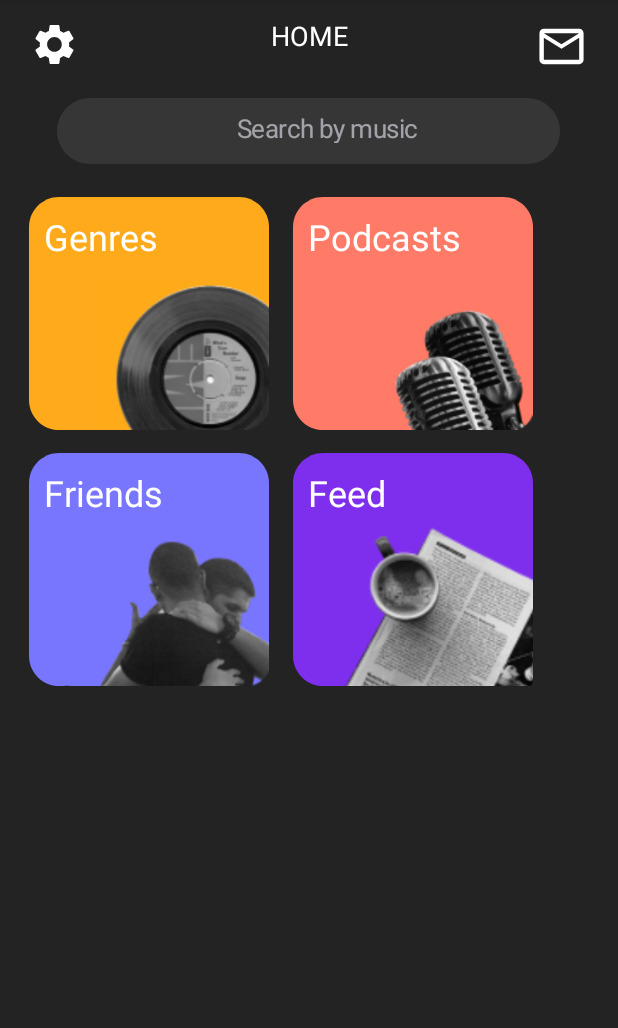
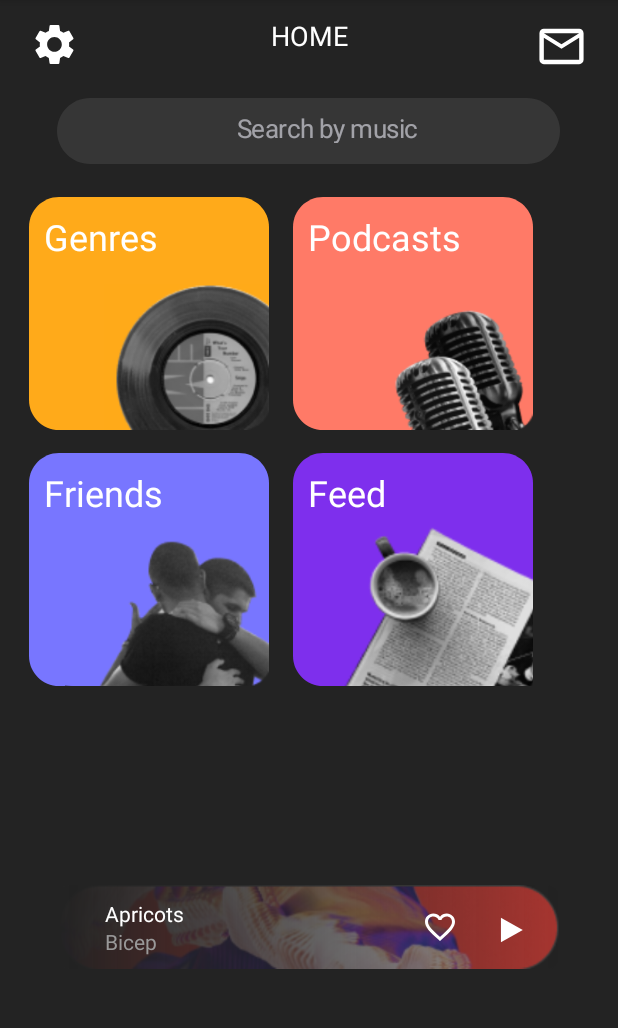
Before and after one commit to wisnuwicaksn/Tugas1, an Android app: the screen it shows after launch (MainActivity), on a phone screen of 412 x 824 dp, the part 84-1112 px from its top. Run offline under Robolectric (Android 15) with nearby library versions, the phone set to English and light mode, and no system bars.

Commit message:
play bar

```diff
--- /dev/null
+++ b/app/src/main/res/drawable/fa.xml
@@ -0,0 +1,60 @@
+<?xml version="1.0" encoding="utf-8"?>
+<vector
+    xmlns:android="http://schemas.android.com/apk/res/android"
+    xmlns:aapt="http://schemas.android.com/aapt"
+    android:width="335dp"
+    android:height="56dp"
+    android:viewportWidth="335"
+    android:viewportHeight="56"
+    >
+
+    <group>
+
+        <clip-path
+            android:pathData="M8 0H327C331.418 0 335 3.58172 335 8V48C335 52.4183 331.418 56 327 56H8C3.58172 56 0 52.4183 0 48V8C0 3.58172 3.58172 0 8 0Z"
+            />
+
+        <group
+            android:translateX="0"
+            android:translateY="-19.143"
+            android:pivotX="167.5"
+            android:pivotY="28"
+            android:scaleX="2"
+            android:scaleY="78.572"
+            >
+
+            <path
+                android:pathData="M0 0V56H335V0"
+                >
+
+                <aapt:attr name="android:fillColor">
+
+                    <gradient
+                        android:type="linear"
+                        android:startX="83.75"
+                        android:startY="28"
+                        android:endX="251.25"
+                        android:endY="28"
+                        >
+
+                        <item
+                            android:color="#232323"
+                            android:offset="0"
+                            />
+
+                        <item
+                            android:color="#66232323"
+                            android:offset="1"
+                            />
+
+                    </gradient>
+
+                </aapt:attr>
+
+            </path>
+
+        </group>
+
+    </group>
+
+</vector>
--- /dev/null
+++ b/app/src/main/res/drawable/love.xml
@@ -0,0 +1,9 @@
+<vector android:height="24dp"
+    android:tint="#FFFFFF"
+    android:viewportHeight="24"
+    android:viewportWidth="24"
+    android:width="24dp"
+    xmlns:android="http://schemas.android.com/apk/res/android">
+    <path android:fillColor="@android:color/white"
+        android:pathData="M16.5,3c-1.74,0 -3.41,0.81 -4.5,2.09C10.91,3.81 9.24,3 7.5,3 4.42,3 2,5.42 2,8.5c0,3.78 3.4,6.86 8.55,11.54L12,21.35l1.45,-1.32C18.6,15.36 22,12.28 22,8.5 22,5.42 19.58,3 16.5,3zM12.1,18.55l-0.1,0.1 -0.1,-0.1C7.14,14.24 4,11.39 4,8.5 4,6.5 5.5,5 7.5,5c1.54,0 3.04,0.99 3.57,2.36h1.87C13.46,5.99 14.96,5 16.5,5c2,0 3.5,1.5 3.5,3.5 0,2.89 -3.14,5.74 -7.9,10.05z"/>
+</vector>
--- /dev/null
+++ b/app/src/main/res/drawable/play_bar.xml
@@ -0,0 +1,30 @@
+<?xml version="1.0" encoding="utf-8"?>
+<vector
+    xmlns:android="http://schemas.android.com/apk/res/android"
+    xmlns:aapt="http://schemas.android.com/aapt"
+    android:width="335dp"
+    android:height="56dp"
+    android:viewportWidth="335"
+    android:viewportHeight="56"
+    >
+
+    <group>
+
+        <clip-path
+            android:pathData="M28 0H307C322.464 0 335 12.536 335 28C335 43.464 322.464 56 307 56H28C12.536 56 0 43.464 0 28C0 12.536 12.536 0 28 0Z"
+            />
+
+        <path
+            android:pathData="M0 0V56H335V0"
+            android:fillColor="#757575"
+            />
+
+        <path
+            android:pathData="M28 0H307C322.464 0 335 12.536 335 28C335 43.464 322.464 56 307 56H28C12.536 56 0 43.464 0 28C0 12.536 12.536 0 28 0Z"
+            android:strokeWidth="2"
+            android:strokeColor="#FFFFFF"
+            />
+
+    </group>
+
+</vector>
--- /dev/null
+++ b/app/src/main/res/drawable/viplay.xml
@@ -0,0 +1,13 @@
+<vector
+    android:tint="#FFFFFF"
+    android:width="16.6dp"
+    android:height="20.6dp"
+    android:viewportWidth="19.6"
+    android:viewportHeight="20.6"
+    xmlns:android="http://schemas.android.com/apk/res/android">
+    <path
+        android:fillColor="@android:color/white"
+        android:pathData="M8,5v14l11,-7z"/>
+
+
+</vector>
--- a/app/src/main/res/layout/activity_main.xml
+++ b/app/src/main/res/layout/activity_main.xml
@@ -192,4 +192,86 @@
 
     </RelativeLayout>
 
+    <RelativeLayout
+        android:id="@+id/play_bar"
+        android:layout_width="335dp"
+        android:layout_height="56dp"
+        android:layout_centerHorizontal="true"
+        android:layout_alignParentTop="true"
+        android:layout_marginTop="590dp"
+        android:background="@drawable/play_bar">
+
+        <View
+            android:id="@+id/bgbg"
+            android:layout_width="match_parent"
+            android:layout_height="match_parent"
+            android:backgroundTintMode="multiply"
+            android:background="@drawable/bgk"/>
+
+        <View
+            android:id="@+id/play_now"
+            android:layout_width="match_parent"
+            android:layout_height="match_parent"
+            android:background="@drawable/fa" />
+
+        <RelativeLayout
+            android:id="@+id/frame_190"
+            android:layout_width="68dp"
+            android:layout_height="24dp"
+            android:layout_alignParentEnd="true"
+            android:layout_marginEnd="24dp"
+            android:layout_centerVertical="true" >
+
+            <View
+                android:id="@+id/icon_heart_"
+                android:layout_width="24dp"
+                android:layout_height="24dp"
+                android:background="@drawable/love"
+                />
+
+            <View
+                android:id="@+id/icon_play_f"
+                android:layout_width="26dp"
+                android:layout_height="26dp"
+                android:layout_alignParentEnd="true"
+                android:layout_centerVertical="true"
+                android:background="@drawable/viplay"/>
+
+        </RelativeLayout>
+
+        <RelativeLayout
+            android:id="@+id/group_5"
+            android:layout_width="55dp"
+            android:layout_height="38dp"
+            android:layout_alignParentStart="true"
+            android:layout_marginStart="32dp"
+            android:layout_alignParentTop="true"
+            android:layout_marginTop="9dp"
+            android:background="#00000000" >
+
+            <TextView
+                android:id="@+id/bicep"
+                android:layout_width="36dp"
+                android:layout_height="19dp"
+                android:layout_alignParentBottom="true"
+                android:layout_centerVertical="true"
+                android:text="@string/bicep"
+                android:textAppearance="@style/bicep"
+                android:gravity="top" />
+
+            <TextView
+                android:id="@+id/apricots"
+                android:layout_width="55dp"
+                android:layout_height="19dp"
+                android:layout_alignParentTop="true"
+                android:layout_centerVertical="true"
+                android:text="@string/apricots"
+                android:textAppearance="@style/apricots"
+                android:gravity="top"
+                />
+
+        </RelativeLayout>
+
+    </RelativeLayout>
+
 </RelativeLayout>
```
Also changed, not shown: app/src/main/res/drawable/bgk.png (added).
